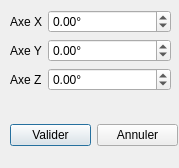
Above: rotdialog.ui from JulesTopart/Powd3r before the change. Below: the same form after it.
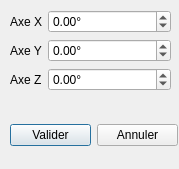
That is the form after the change.

The edit to the form file:
```diff
--- a/rotdialog.ui
+++ b/rotdialog.ui
@@ -7,7 +7,7 @@
     <x>0</x>
     <y>0</y>
     <width>179</width>
-    <height>168</height>
+    <height>169</height>
    </rect>
   </property>
   <property name="windowTitle">
```
Left out of the diff: 3 changed lines with no effect on the pictures.
